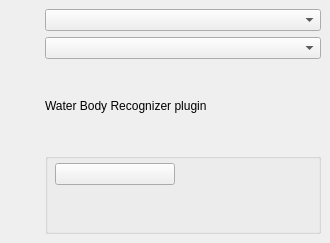
MateuszStarczyk/QGISWaterBodyRecognizerPlugin, file water_body_recognizer_dockwidget.ui: the form before one commit.
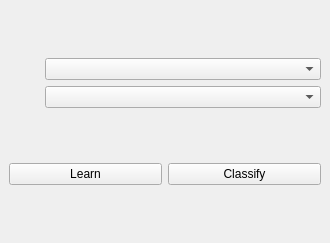
The form after the commit. Icons and pictures are not drawn. Custom widgets are drawn as their Qt base class.

Commit message: Add classify button Format code Add requirements.txt

```diff
--- a/water_body_recognizer_dockwidget.ui
+++ b/water_body_recognizer_dockwidget.ui
@@ -15,34 +15,40 @@
   </property>
   <widget class="QWidget" name="dockWidgetContents">
    <layout class="QGridLayout">
-    <item row="6" column="1">
-     <widget class="QgsCollapsibleGroupBox" name="mGroupBox">
-      <widget class="QgsColorButton" name="mColorButton">
-       <property name="geometry">
-        <rect>
-         <x>10</x>
-         <y>10</y>
-         <width>120</width>
-         <height>22</height>
-        </rect>
-       </property>
-      </widget>
-     </widget>
-    </item>
-    <item row="2" column="1">
-     <widget class="QgsMapLayerComboBox" name="mPolygonLayerComboBox"/>
-    </item>
-    <item row="5" column="1">
-     <widget class="QLabel" name="label">
+    <item row="0" column="0">
+     <layout class="QVBoxLayout" name="verticalLayout">
+      <item>
+       <layout class="QHBoxLayout" name="horizontalLayout">
+        <item>
+         <widget class="QLabel" name="label_3">
+          <property name="maximumSize">
+           <size>
+            <width>30</width>
+            <height>16777215</height>
+           </size>
+          </property>
+          <property name="cursor">
+           <cursorShape>ArrowCursor</cursorShape>
+          </property>
       <property name="text">
-       <string>Water Body Recognizer plugin</string>
+           <string/>
+          </property>
+          <property name="pixmap">
+           <pixmap resource="resources.qrc">:/plugins/QGISWaterBodyRecognizerPlugin/img/vector.svg</pixmap>
+          </property>
+          <property name="alignment">
+           <set>Qt::AlignRight|Qt::AlignTrailing|Qt::AlignVCenter</set>
       </property>
      </widget>
     </item>
-    <item row="1" column="1">
+        <item>
      <widget class="QgsMapLayerComboBox" name="mMapLayerComboBox"/>
     </item>
-    <item row="1" column="0">
+       </layout>
+      </item>
+      <item>
+       <layout class="QHBoxLayout" name="horizontalLayout_2">
+        <item>
      <widget class="QLabel" name="label_2">
       <property name="maximumSize">
        <size>
@@ -64,49 +70,35 @@
       </property>
      </widget>
     </item>
+        <item>
+         <widget class="QgsMapLayerComboBox" name="mPolygonLayerComboBox"/>
+        </item>
+       </layout>
+      </item>
+     </layout>
+    </item>
     <item row="2" column="0">
-     <widget class="QLabel" name="label_3">
-      <property name="maximumSize">
-       <size>
-        <width>30</width>
-        <height>16777215</height>
-       </size>
-      </property>
-      <property name="cursor">
-       <cursorShape>ArrowCursor</cursorShape>
-      </property>
+     <layout class="QHBoxLayout" name="horizontalLayout_3">
+      <item>
+       <widget class="QPushButton" name="btnLearn">
+        <property name="text">
+         <string>Learn</string>
+        </property>
+       </widget>
+      </item>
+      <item>
+       <widget class="QPushButton" name="btnClassify">
       <property name="text">
-       <string/>
-      </property>
-      <property name="pixmap">
-       <pixmap resource="resources.qrc">:/plugins/QGISWaterBodyRecognizerPlugin/img/vector.svg</pixmap>
-      </property>
-      <property name="alignment">
-       <set>Qt::AlignRight|Qt::AlignTrailing|Qt::AlignVCenter</set>
-      </property>
+         <string>Classify</string>
+        </property>
      </widget>
     </item>
    </layout>
-   <zorder>mGroupBox</zorder>
-   <zorder>label</zorder>
-   <zorder>mMapLayerComboBox</zorder>
-   <zorder>label_2</zorder>
-   <zorder>label_3</zorder>
-   <zorder>mPolygonLayerComboBox</zorder>
+    </item>
+   </layout>
   </widget>
  </widget>
  <customwidgets>
-  <customwidget>
-   <class>QgsCollapsibleGroupBox</class>
-   <extends>QGroupBox</extends>
-   <header>qgscollapsiblegroupbox.h</header>
-   <container>1</container>
-  </customwidget>
-  <customwidget>
-   <class>QgsColorButton</class>
-   <extends>QToolButton</extends>
-   <header>qgscolorbutton.h</header>
-  </customwidget>
   <customwidget>
    <class>QgsMapLayerComboBox</class>
    <extends>QComboBox</extends>
```
Lines whose indentation alone changed are shown as unchanged. The commit also changes 3 other files.
